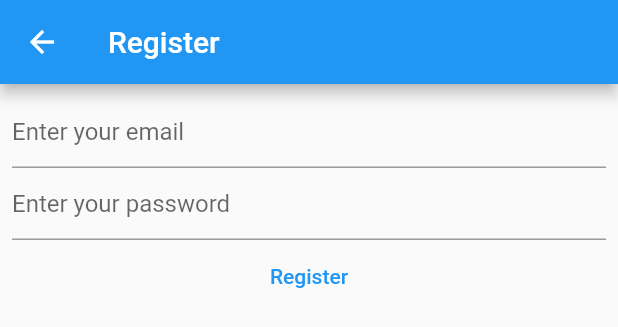
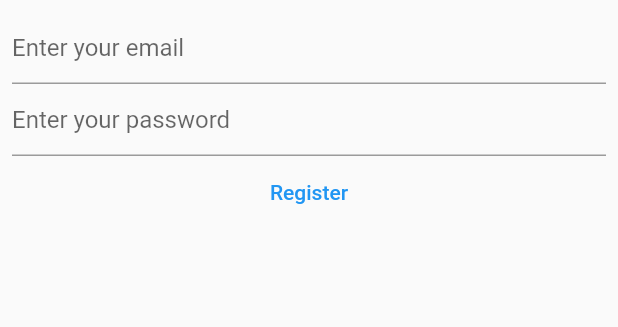
Before and after one commit to kaio-nink/my-notes, a Flutter app: the RegisterView widget shown alone on an empty page, opened directly, on a phone screen of 412 x 824 dp. Shown: the top 327 px of the screen. Run offline on Flutter 3.47's test engine with Material 2 defaults, Android fonts, the phone set to English and light mode, and no system bars; our stand-ins replace firebase_auth, firebase_core; accounts and stored records are empty.

Commit message:
Adding VerifyEmailView and updating LoginView and RegisterView
The VerifyEmailView has now a feature to send a email verification from firebase. The Login and Register Views returns Padding->Column widgets instead of a Scaffold.

```diff
--- a/lib/views/register_view.dart
+++ b/lib/views/register_view.dart
@@ -30,11 +30,7 @@ class _RegisterViewState extends State<RegisterView> {
 
   @override
   Widget build(BuildContext context) {
-    return Scaffold(
-      appBar: AppBar(
-        title: const Text('Register'),
-      ),
-      body: Padding(
+    return Padding(
         padding: const EdgeInsets.all(8.0),
         child: FutureBuilder(
           future: Firebase.initializeApp(
@@ -98,7 +94,6 @@ class _RegisterViewState extends State<RegisterView> {
             }
           }),
         ),
-      ),
-    );
+      );
   }
 }
```
Also changed, not shown: lib/main.dart (+36 -8 lines), lib/views/login_view.dart (+2 -7 lines).
